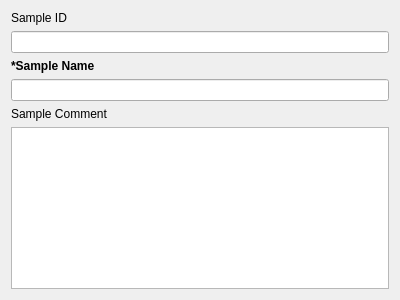
YutaNaist/Data_Memo_Transfer, file forms/Widget_Sample_Information.ui: the form before one commit.
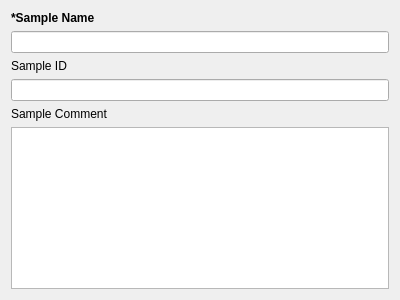
The form after the commit.

The edit to the form file:
```diff
--- a/forms/Widget_Sample_Information.ui
+++ b/forms/Widget_Sample_Information.ui
@@ -14,16 +14,6 @@
    <string>Form</string>
   </property>
   <layout class="QVBoxLayout" name="verticalLayout">
-   <item>
-    <widget class="QLabel" name="LAB_Sample_ID_2">
-     <property name="text">
-      <string>Sample ID</string>
-     </property>
-    </widget>
-   </item>
-   <item>
-    <widget class="QLineEdit" name="LE_Sample_ID"/>
-   </item>
    <item>
     <widget class="QLabel" name="LAB_Sample_Name">
      <property name="text">
@@ -34,6 +24,16 @@
    <item>
     <widget class="QLineEdit" name="LE_Sample_Name"/>
    </item>
+   <item>
+    <widget class="QLabel" name="LAB_Sample_ID_2">
+     <property name="text">
+      <string>Sample ID</string>
+     </property>
+    </widget>
+   </item>
+   <item>
+    <widget class="QLineEdit" name="LE_Sample_ID"/>
+   </item>
    <item>
     <widget class="QLabel" name="LAB_Sample_Comment">
      <property name="text">
```
